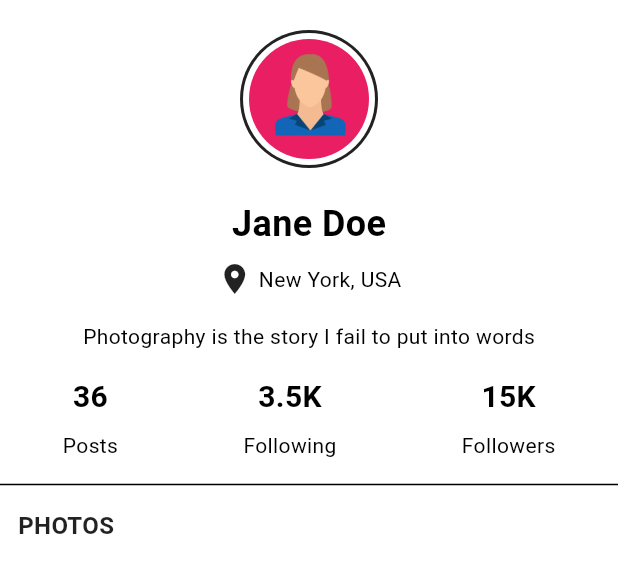
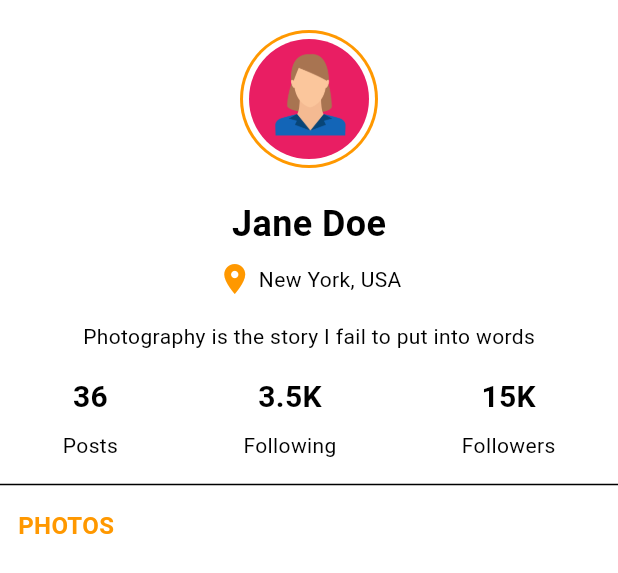
Before and after one commit to AhmedHr22/theme_test, a Flutter app: the ProfileWidget widget shown alone on an empty page, opened directly, on a phone screen of 412 x 824 dp. Shown: the top 573 px of the screen. Run offline on Flutter 3.47's test engine with Material 3 defaults, Android fonts, the phone set to English and light mode, and no system bars; network calls fail.

Commit message:
ui been built

```diff
--- a/lib/theme/my_theme.dart
+++ b/lib/theme/my_theme.dart
@@ -7,7 +7,8 @@
         backgroundColor: Colors.orangeAccent
       ),
       scaffoldBackgroundColor: Colors.white,
-      colorScheme: const ColorScheme.light()
+      colorScheme: const ColorScheme.light(),
+      iconTheme: IconThemeData(color: Colors.orange)
 
   );
 
--- a/lib/widget/profile_widget.dart
+++ b/lib/widget/profile_widget.dart
@@ -3,7 +3,6 @@
 
 class ProfileWidget extends StatelessWidget {
   const ProfileWidget({super.key});
-
 
   @override
   Widget build(BuildContext context) => ListView(
@@ -44,7 +43,7 @@
     crossAxisSpacing: 8,
     itemCount: 8,
     itemBuilder: (BuildContext context, int index) {
-          final urlImage = 'http://source.unsplash.com/random?sig=$index';
+      final urlImage = 'https://source.unsplash.com/random?sig=$index';
 
       return Container(
         decoration: BoxDecoration(
```
Also changed, not shown: lib/main.dart (+10 -0 lines), lib/pages/home_page.dart (+6 -1 lines), 1 other file. Lines whose indentation alone changed are shown as unchanged.
